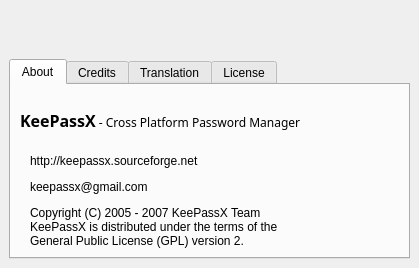
First picture: the form in src/forms/AboutDlg.ui, repository thooge/keepassx1, before the edit.
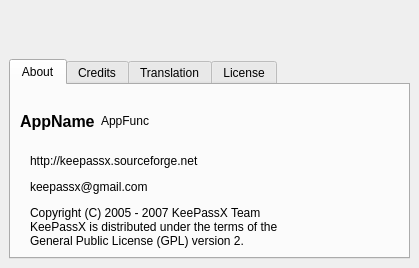
Second picture: the form after the edit. Custom widgets are drawn as their Qt base class.

What changed in the file:
```diff
--- a/src/forms/AboutDlg.ui
+++ b/src/forms/AboutDlg.ui
@@ -88,11 +88,49 @@
         <number>9</number>
        </property>
        <item>
-        <widget class="QLabel" name="label" >
-         <property name="text" >
-          <string>&lt;html>&lt;head>&lt;meta name="qrichtext" content="1" />&lt;/head>&lt;body style=" white-space: pre-wrap; font-family:Sans Serif; font-size:9pt; font-weight:400; font-style:normal; text-decoration:none;">&lt;p style=" margin-top:0px; margin-bottom:0px; margin-left:0px; margin-right:0px; -qt-block-indent:0; text-indent:0px;">&lt;span style=" font-size:12pt; font-weight:600;">KeePassX&lt;/span> - Cross Platform Password Manager&lt;/p>&lt;/body>&lt;/html></string>
-         </property>
-        </widget>
+        <layout class="QHBoxLayout" >
+         <item>
+          <widget class="QLabel" name="labelAppName" >
+           <property name="sizePolicy" >
+            <sizepolicy vsizetype="Preferred" hsizetype="Minimum" >
+             <horstretch>0</horstretch>
+             <verstretch>0</verstretch>
+            </sizepolicy>
+           </property>
+           <property name="font" >
+            <font>
+             <pointsize>12</pointsize>
+             <weight>75</weight>
+             <bold>true</bold>
+            </font>
+           </property>
+           <property name="text" >
+            <string>AppName</string>
+           </property>
+          </widget>
+         </item>
+         <item>
+          <widget class="QLabel" name="labelAppFunc" >
+           <property name="sizePolicy" >
+            <sizepolicy vsizetype="Preferred" hsizetype="Expanding" >
+             <horstretch>0</horstretch>
+             <verstretch>0</verstretch>
+            </sizepolicy>
+           </property>
+           <property name="font" >
+            <font>
+             <pointsize>9</pointsize>
+            </font>
+           </property>
+           <property name="text" >
+            <string>AppFunc</string>
+           </property>
+           <property name="alignment" >
+            <set>Qt::AlignLeading|Qt::AlignLeft|Qt::AlignVCenter</set>
+           </property>
+          </widget>
+         </item>
+        </layout>
        </item>
        <item>
         <layout class="QHBoxLayout" >
```
